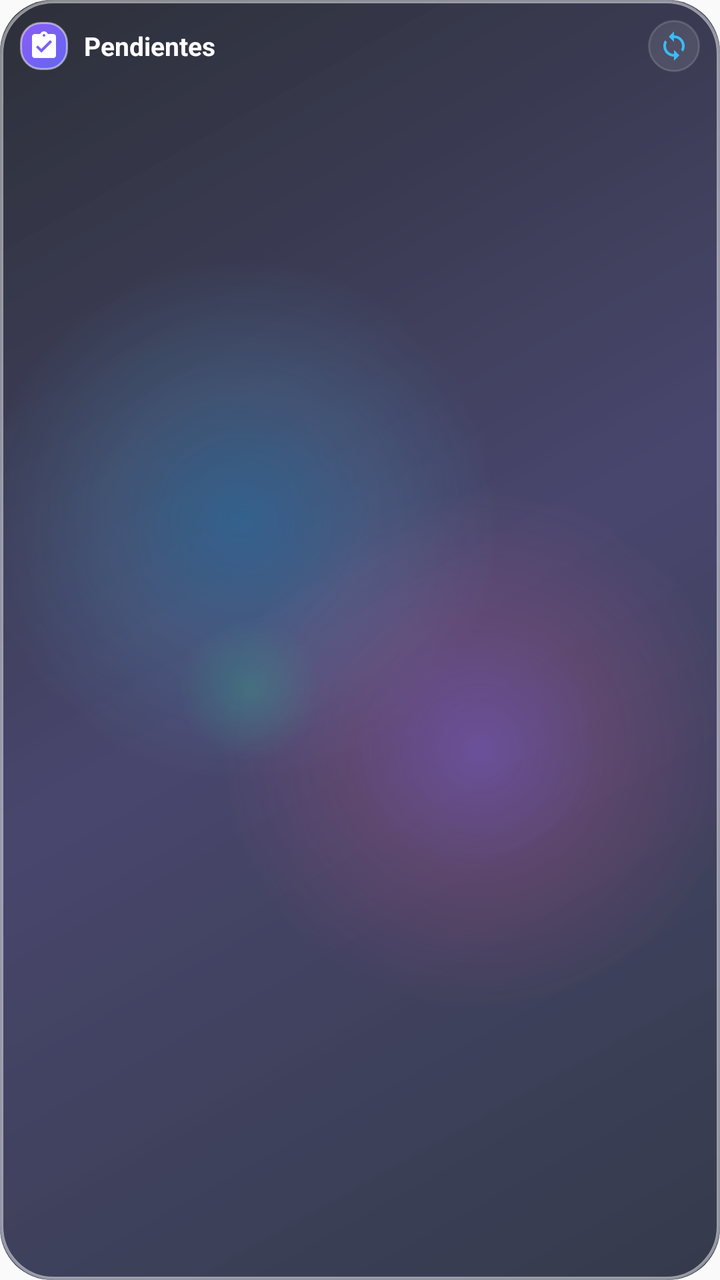
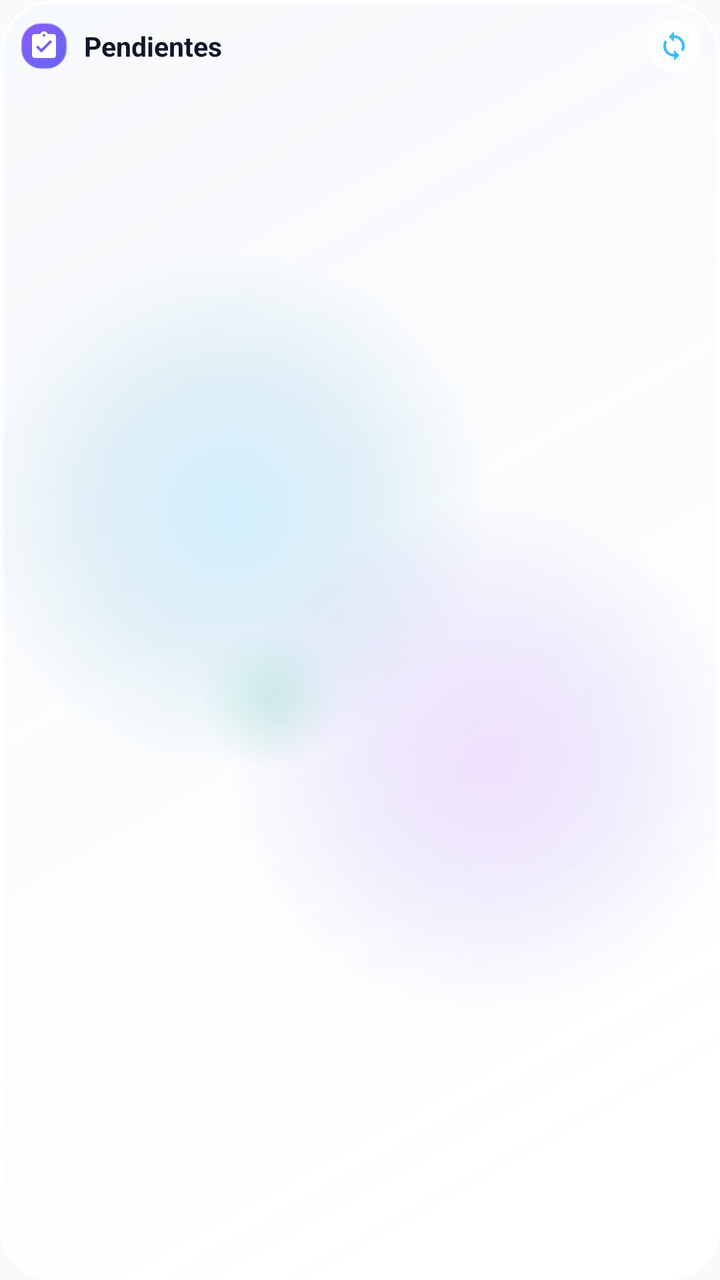

Two renders of the same Android screen: before a commit and after it. Below are the layout's source before the change and the commit's diff.
<!-- AndroidManifest.xml: application theme AppTheme -->
<!-- res/layout/widget_tasks.xml -->
<?xml version="1.0" encoding="utf-8"?>
<LinearLayout xmlns:android="http://schemas.android.com/apk/res/android"
    android:layout_width="match_parent"
    android:layout_height="match_parent"
    android:background="@drawable/widget_bg"
    android:orientation="vertical"
    android:padding="10dp">

    
    <RelativeLayout
        android:layout_width="match_parent"
        android:layout_height="wrap_content"
        android:layout_marginBottom="8dp">

        <LinearLayout
            android:layout_width="wrap_content"
            android:layout_height="wrap_content"
            android:layout_alignParentLeft="true"
            android:layout_centerVertical="true"
            android:orientation="horizontal"
            android:gravity="center_vertical">

            <ImageView
                android:layout_width="24dp"
                android:layout_height="24dp"
                android:background="@drawable/widget_icon_badge"
                android:src="@drawable/ic_widget_task"
                android:padding="4dp"
                android:contentDescription="Tareas"
                android:layout_marginRight="8dp" />

            <TextView
                android:id="@+id/widget_title"
                android:layout_width="wrap_content"
                android:layout_height="wrap_content"
                android:text="Pendientes"
                android:textColor="#FFFFFF"
                android:textSize="13sp"
                android:textStyle="bold"
                android:singleLine="true"
                android:ellipsize="end" />
        </LinearLayout>

        <ImageView
            android:id="@+id/widget_btn_refresh"
            android:layout_width="26dp"
            android:layout_height="26dp"
            android:layout_alignParentRight="true"
            android:layout_centerVertical="true"
            android:background="@drawable/widget_item_bg"
            android:src="@drawable/ic_widget_sync"
            android:padding="5dp"
            android:contentDescription="Sincronizar"
            android:clickable="true"
            android:focusable="true" />
    </RelativeLayout>

    
    <ListView
        android:id="@+id/widget_tasks_list"
        android:layout_width="match_parent"
        android:layout_height="0dp"
        android:layout_weight="1"
        android:divider="@android:color/transparent"
        android:dividerHeight="4dp"
        android:nestedScrollingEnabled="true" />

    
    <LinearLayout
        android:id="@+id/widget_tasks_empty"
        android:layout_width="match_parent"
        android:layout_height="0dp"
        android:layout_weight="1"
        android:background="@drawable/widget_item_bg"
        android:orientation="vertical"
        android:gravity="center"
        android:padding="8dp"
        android:visibility="gone">

        <ImageView
            android:layout_width="28dp"
            android:layout_height="28dp"
            android:src="@drawable/ic_widget_check_sparkle"
            android:layout_marginBottom="4dp"
            android:contentDescription="Al día" />

        <TextView
            android:layout_width="wrap_content"
            android:layout_height="wrap_content"
            android:text="¡Estás al día!"
            android:textColor="#FFFFFF"
            android:textSize="12sp"
            android:textStyle="bold" />

        <TextView
            android:layout_width="wrap_content"
            android:layout_height="wrap_content"
            android:text="Sin tareas pendientes"
            android:textColor="#94A3B8"
            android:textSize="10sp" />
    </LinearLayout>

</LinearLayout>
<!-- resources referenced by this layout -->
<resources>
  <!-- drawable ic_widget_check_sparkle (drawable) -->
  <vector xmlns:android="http://schemas.android.com/apk/res/android"
      android:width="24dp"
      android:height="24dp"
      android:viewportWidth="24"
      android:viewportHeight="24">
      <path
          android:fillColor="#FF34D399"
          android:pathData="M9,16.17L4.83,12l-1.42,1.41L9,19 21,7l-1.41,-1.41z" />
  </vector>
  <!-- drawable widget_bg (drawable) -->
  <?xml version="1.0" encoding="utf-8"?>
  <layer-list xmlns:android="http://schemas.android.com/apk/res/android">
      
      <item>
          <shape android:shape="rectangle">
              <gradient
                  android:angle="135"
                  android:startColor="#F00F172A"
                  android:centerColor="#E61E1B4B"
                  android:endColor="#F50B0F19"
                  android:type="linear" />
              <corners android:radius="26dp" />
          </shape>
      </item>
  
      
      <item android:left="-30dp" android:top="-30dp" android:right="90dp" android:bottom="90dp">
          <shape android:shape="oval">
              <gradient
                  android:type="radial"
                  android:gradientRadius="130dp"
                  android:startColor="#660284C7"
                  android:centerColor="#2638BDF8"
                  android:endColor="#00000000" />
          </shape>
      </item>
  
      
      <item android:left="90dp" android:top="80dp" android:right="-30dp" android:bottom="-30dp">
          <shape android:shape="oval">
              <gradient
                  android:type="radial"
                  android:gradientRadius="130dp"
                  android:startColor="#59A855F7"
                  android:centerColor="#26EC4899"
                  android:endColor="#00000000" />
          </shape>
      </item>
  
      
      <item android:left="30dp" android:top="70dp" android:right="140dp" android:bottom="20dp">
          <shape android:shape="oval">
              <gradient
                  android:type="radial"
                  android:gradientRadius="35dp"
                  android:startColor="#4010B981"
                  android:endColor="#00000000" />
          </shape>
      </item>
  
      
      <item>
          <shape android:shape="rectangle">
              <solid android:color="#1AFFFFFF" />
              <corners android:radius="26dp" />
              <stroke
                  android:width="1.5dp"
                  android:color="#80FFFFFF" />
          </shape>
      </item>
  </layer-list>
  <!-- drawable widget_icon_badge (drawable) -->
  <?xml version="1.0" encoding="utf-8"?>
  <shape xmlns:android="http://schemas.android.com/apk/res/android"
      android:shape="rectangle">
      <gradient
          android:angle="135"
          android:startColor="#6366F1"
          android:endColor="#8B5CF6"
          android:type="linear" />
      <corners android:radius="10dp" />
      <stroke
          android:width="1dp"
          android:color="#80FFFFFF" />
  </shape>
  <!-- drawable widget_item_bg (drawable) -->
  <?xml version="1.0" encoding="utf-8"?>
  <shape xmlns:android="http://schemas.android.com/apk/res/android"
      android:shape="rectangle">
      <solid android:color="#1AFFFFFF" />
      <corners android:radius="14dp" />
      <stroke
          android:width="1dp"
          android:color="#26FFFFFF" />
  </shape>
  <style name="AppTheme" parent="Theme.AppCompat.Light.DarkActionBar">
          
          <item name="colorPrimary">@color/colorPrimary</item>
          <item name="colorPrimaryDark">@color/colorPrimaryDark</item>
          <item name="colorAccent">@color/colorAccent</item>
      </style>
  <!-- unchanged entries left out for length: 2 -->
</resources>

<!-- the commit's change to res/layout/widget_tasks.xml (unified diff, before → after) -->
@@ -34,8 +34,8 @@
                 android:layout_width="wrap_content"
                 android:layout_height="wrap_content"
                 android:text="Pendientes"
-                android:textColor="#FFFFFF"
-                android:textSize="13sp"
+                android:textColor="#0F172A"
+                android:textSize="13.5sp"
                 android:textStyle="bold"
                 android:singleLine="true"
                 android:ellipsize="end" />
@@ -88,7 +88,7 @@
             android:layout_width="wrap_content"
             android:layout_height="wrap_content"
             android:text="¡Estás al día!"
-            android:textColor="#FFFFFF"
+            android:textColor="#0F172A"
             android:textSize="12sp"
             android:textStyle="bold" />
 
@@ -96,7 +96,7 @@
             android:layout_width="wrap_content"
             android:layout_height="wrap_content"
             android:text="Sin tareas pendientes"
-            android:textColor="#94A3B8"
+            android:textColor="#64748B"
             android:textSize="10sp" />
     </LinearLayout>
 
<!-- resource entries referenced after the edit -->
@@ -18,45 +18,45 @@
           <shape android:shape="rectangle">
               <gradient
                   android:angle="135"
-                  android:startColor="#F00F172A"
-                  android:centerColor="#E61E1B4B"
-                  android:endColor="#F50B0F19"
+                  android:startColor="#E0FFFFFF"
+                  android:centerColor="#D4F8FAFC"
+                  android:endColor="#E0F1F5F9"
                   android:type="linear" />
               <corners android:radius="26dp" />
           </shape>
       </item>
   
       
-      <item android:left="-30dp" android:top="-30dp" android:right="90dp" android:bottom="90dp">
+      <item android:left="-35dp" android:top="-35dp" android:right="95dp" android:bottom="95dp">
           <shape android:shape="oval">
               <gradient
                   android:type="radial"
                   android:gradientRadius="130dp"
-                  android:startColor="#660284C7"
-                  android:centerColor="#2638BDF8"
+                  android:startColor="#4D38BDF8"
+                  android:centerColor="#260284C7"
                   android:endColor="#00000000" />
           </shape>
       </item>
   
       
-      <item android:left="90dp" android:top="80dp" android:right="-30dp" android:bottom="-30dp">
+      <item android:left="95dp" android:top="85dp" android:right="-35dp" android:bottom="-35dp">
           <shape android:shape="oval">
               <gradient
                   android:type="radial"
                   android:gradientRadius="130dp"
-                  android:startColor="#59A855F7"
-                  android:centerColor="#26EC4899"
+                  android:startColor="#40A855F7"
+                  android:centerColor="#268B5CF6"
                   android:endColor="#00000000" />
           </shape>
       </item>
   
       
-      <item android:left="30dp" android:top="70dp" android:right="140dp" android:bottom="20dp">
+      <item android:left="40dp" android:top="75dp" android:right="130dp" android:bottom="15dp">
           <shape android:shape="oval">
               <gradient
                   android:type="radial"
                   android:gradientRadius="35dp"
-                  android:startColor="#4010B981"
+                  android:startColor="#3310B981"
                   android:endColor="#00000000" />
           </shape>
       </item>
@@ -64,11 +64,11 @@
       
       <item>
           <shape android:shape="rectangle">
-              <solid android:color="#1AFFFFFF" />
+              <solid android:color="#4DFFFFFF" />
               <corners android:radius="26dp" />
               <stroke
                   android:width="1.5dp"
-                  android:color="#80FFFFFF" />
+                  android:color="#E6FFFFFF" />
           </shape>
       </item>
   </layer-list>
@@ -90,11 +90,11 @@
   <?xml version="1.0" encoding="utf-8"?>
   <shape xmlns:android="http://schemas.android.com/apk/res/android"
       android:shape="rectangle">
-      <solid android:color="#1AFFFFFF" />
+      <solid android:color="#99FFFFFF" />
       <corners android:radius="14dp" />
       <stroke
           android:width="1dp"
-          android:color="#26FFFFFF" />
+          android:color="#CCFFFFFF" />
   </shape>
   <style name="AppTheme" parent="Theme.AppCompat.Light.DarkActionBar">
           
